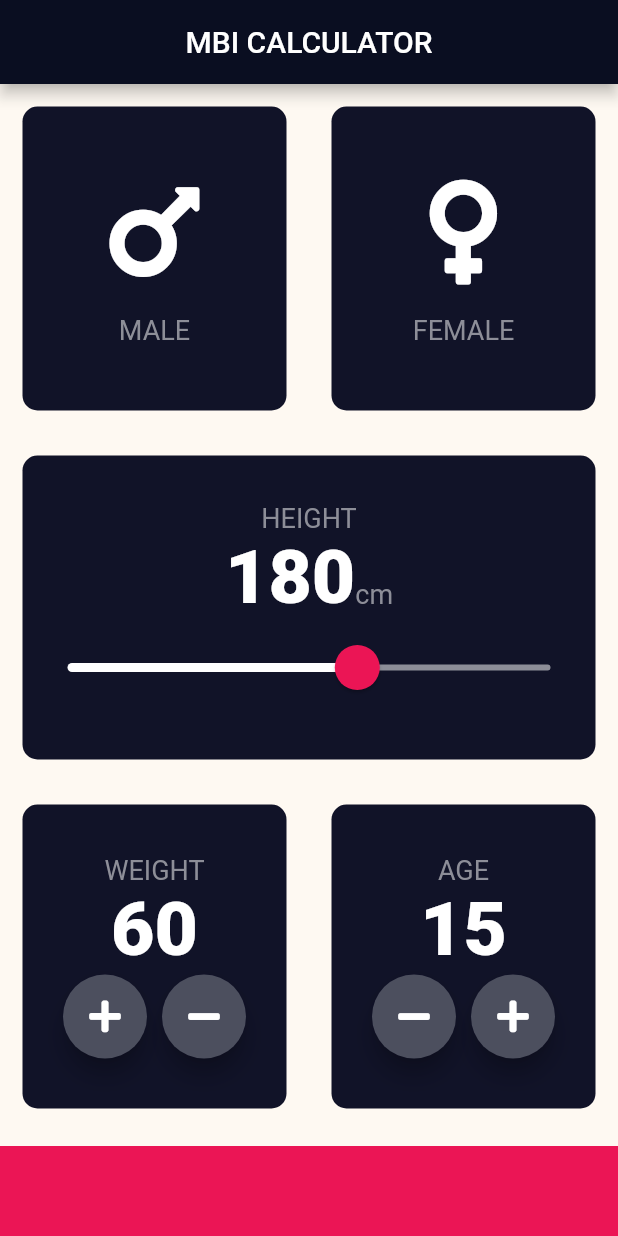
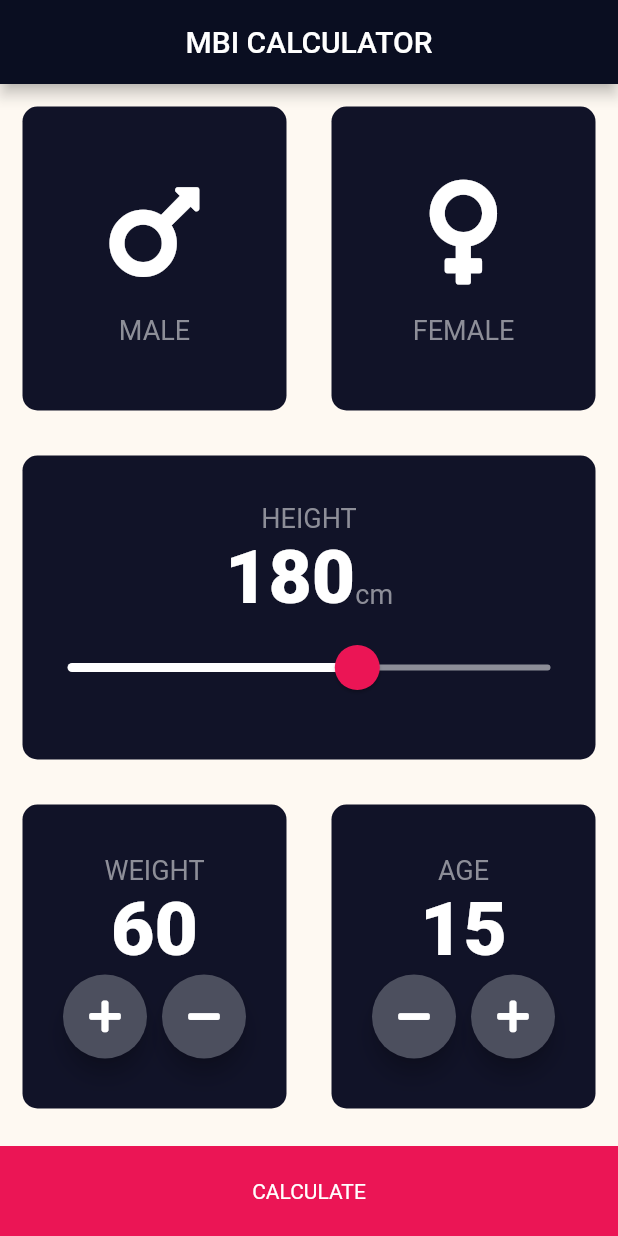
Before and after one commit to geekpius/bmi_calculator, a Flutter app: the screen it shows after launch, on a phone screen of 412 x 824 dp. Run offline on Flutter 3.47's test engine with Material 2 defaults, Android fonts, the phone set to English and light mode, and no system bars; our stand-ins replace font_awesome_flutter.

Commit message:
calculate

```diff
--- a/lib/input_page.dart
+++ b/lib/input_page.dart
@@ -215,6 +215,7 @@ class _InputPageState extends State<InputPage> {
             margin: EdgeInsets.only(top: 10),
             width: double.infinity,
             height: kBottomContainerHeight,
+            child: Center(child: Text('CALCULATE'),),
           ),
         ],
       ),
```
Also changed, not shown: pubspec.lock.
